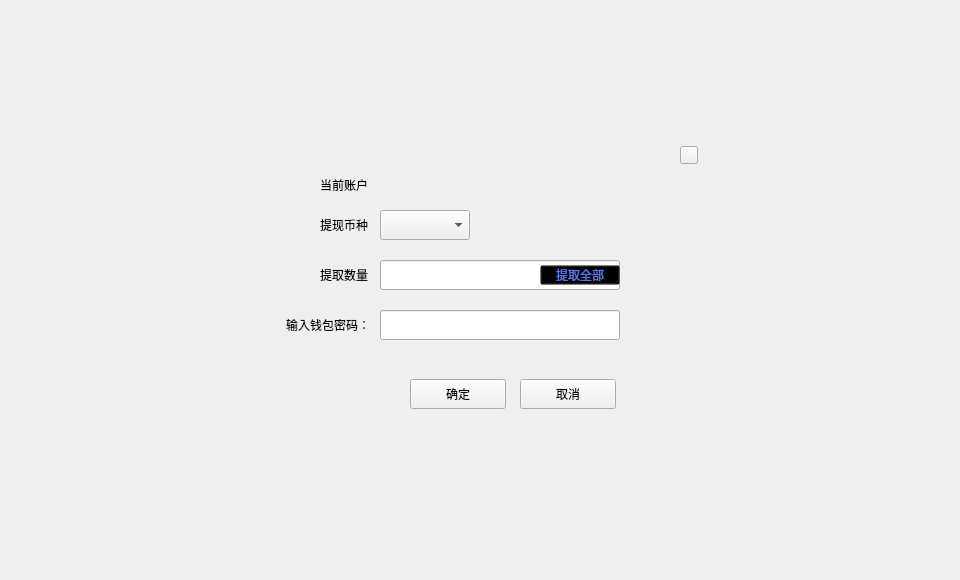
Qt form exchange/withdrawexchangecontractdialog.ui (HcashOrg/hx-indicator) before a commit.
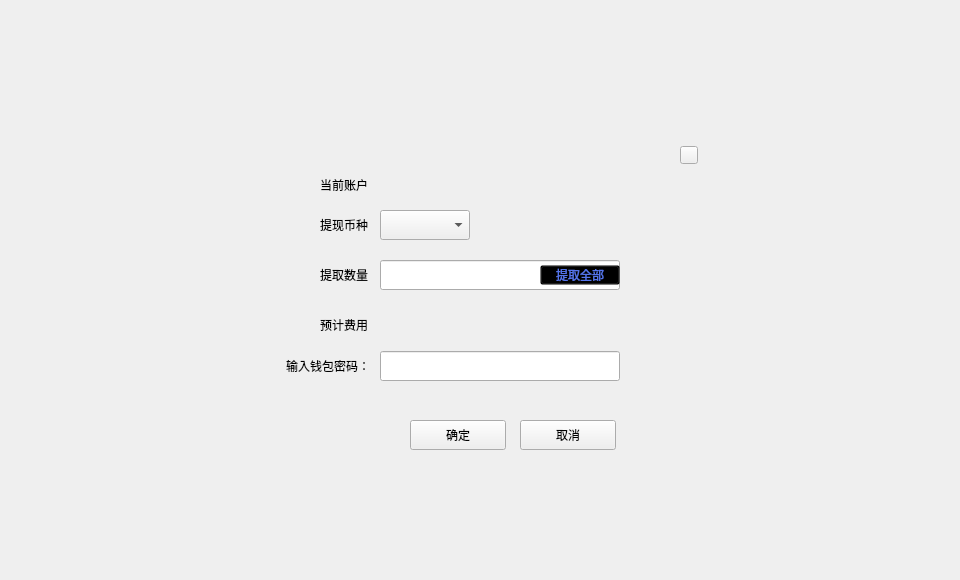
The same form after that commit.

Commit message: myexchangepage estimate contract fee

```diff
--- a/exchange/withdrawexchangecontractdialog.ui
+++ b/exchange/withdrawexchangecontractdialog.ui
@@ -33,14 +33,14 @@
       <x>230</x>
       <y>130</y>
       <width>500</width>
-      <height>320</height>
+      <height>350</height>
      </rect>
     </property>
     <widget class="QToolButton" name="cancelBtn">
      <property name="geometry">
       <rect>
        <x>290</x>
-       <y>249</y>
+       <y>290</y>
        <width>96</width>
        <height>30</height>
       </rect>
@@ -59,7 +59,7 @@
      <property name="geometry">
       <rect>
        <x>180</x>
-       <y>249</y>
+       <y>290</y>
        <width>96</width>
        <height>30</height>
       </rect>
@@ -122,7 +122,7 @@
      <property name="geometry">
       <rect>
        <x>40</x>
-       <y>180</y>
+       <y>221</y>
        <width>100</width>
        <height>30</height>
       </rect>
@@ -138,7 +138,7 @@
      <property name="geometry">
       <rect>
        <x>150</x>
-       <y>180</y>
+       <y>221</y>
        <width>240</width>
        <height>30</height>
       </rect>
@@ -244,6 +244,32 @@
       <string/>
      </property>
     </widget>
+    <widget class="QLabel" name="label_3">
+     <property name="geometry">
+      <rect>
+       <x>90</x>
+       <y>180</y>
+       <width>54</width>
+       <height>30</height>
+      </rect>
+     </property>
+     <property name="text">
+      <string>预计费用</string>
+     </property>
+    </widget>
+    <widget class="QLabel" name="contractFeeLabel">
+     <property name="geometry">
+      <rect>
+       <x>150</x>
+       <y>180</y>
+       <width>120</width>
+       <height>30</height>
+      </rect>
+     </property>
+     <property name="text">
+      <string/>
+     </property>
+    </widget>
    </widget>
   </widget>
  </widget>
```
The commit also changes 20 other files.
